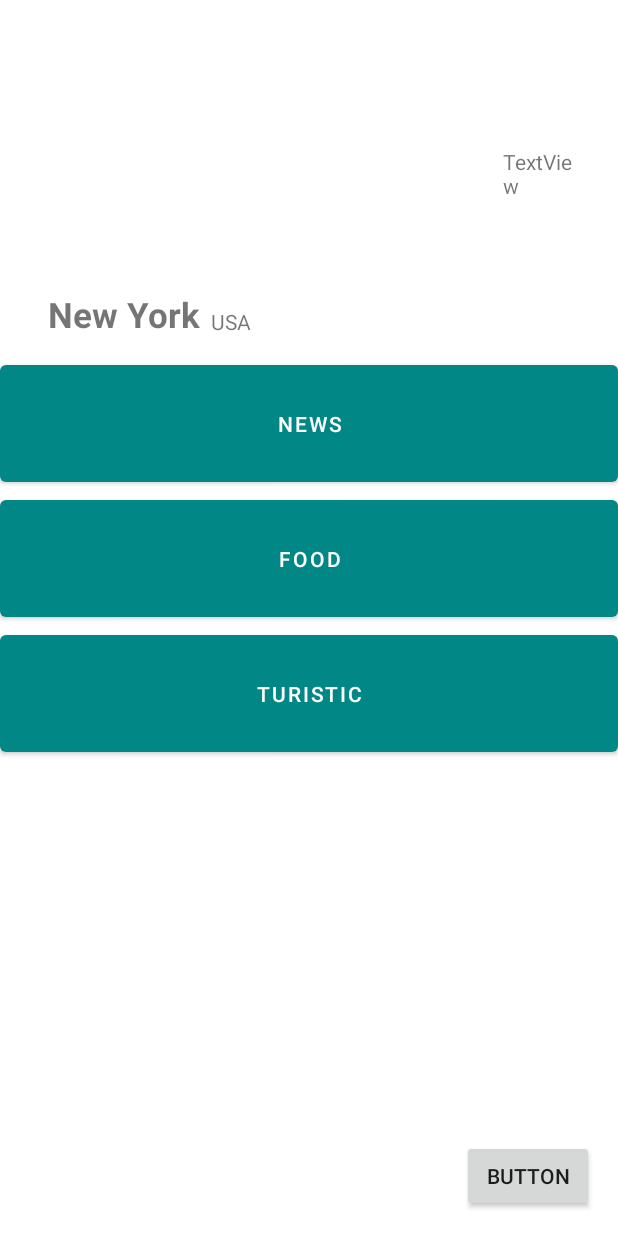
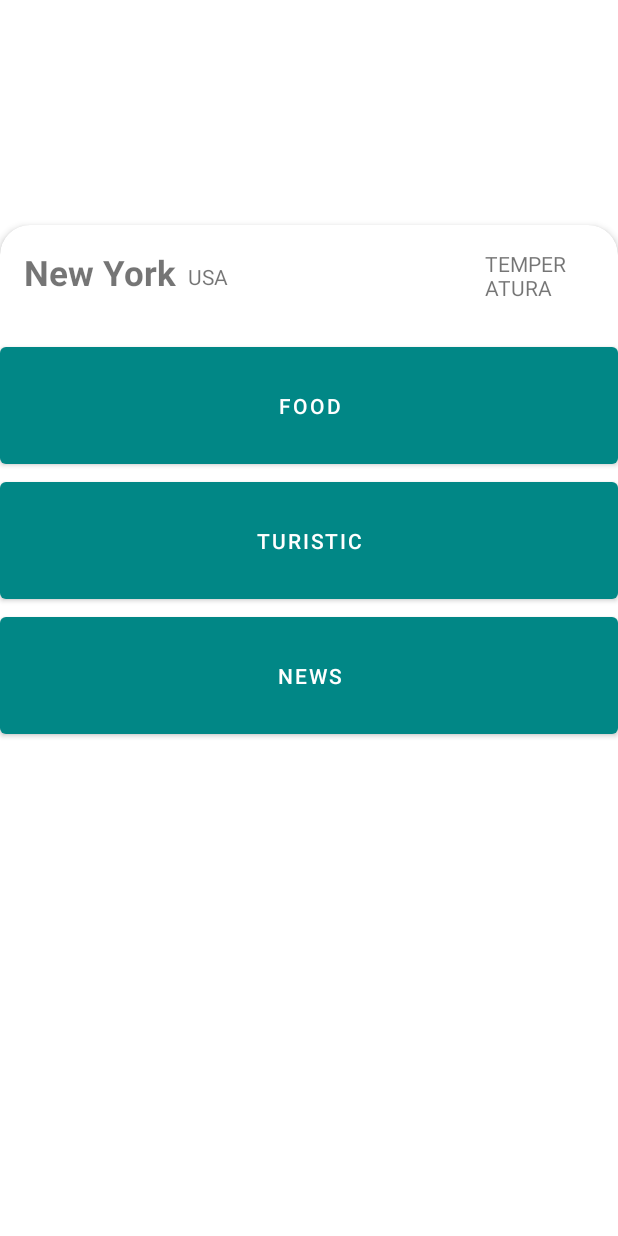
Before and after one commit to rikygino/TravelSombrero, an Android app: the DetailsOfTripActivity screen opened directly, with no data from a screen before it, on a phone screen of 412 x 824 dp. Run offline under Robolectric (Android 15) with nearby library versions, the phone set to English and light mode, and no system bars.

Commit message:
RSSFeeds improved

```diff
--- a/TravelSombrero-master/app/src/main/AndroidManifest.xml
+++ b/TravelSombrero-master/app/src/main/AndroidManifest.xml
@@ -20,9 +20,6 @@
                 <category android:name="android.intent.category.LAUNCHER" />
             </intent-filter>
         </activity>
-        <activity
-            android:name=".ItemActivity"
-            android:exported="true" />
         <activity
             android:name=".TuristicActivity"
             android:exported="true" />
--- a/TravelSombrero-master/app/src/main/java/com/art/travelsombrero/LuggageFragment.kt
+++ b/TravelSombrero-master/app/src/main/java/com/art/travelsombrero/LuggageFragment.kt
@@ -163,7 +163,6 @@
     }
 
     private fun saveObjectOnDB(tripname: String, mDialogView: View) {
-
         val objectname = mDialogView.findViewById<EditText>(R.id.ObjectNameEditText).text.toString()
         val am = mDialogView.findViewById<EditText>(R.id.AmountEditText).text.toString()
         bool=true
@@ -183,6 +182,6 @@
                 .addOnFailureListener {
                 }
         }
+    }
 
-    }
 }
--- a/TravelSombrero-master/app/src/main/res/layout/activity_details_of_trip.xml
+++ b/TravelSombrero-master/app/src/main/res/layout/activity_details_of_trip.xml
@@ -1,75 +1,88 @@
 <?xml version="1.0" encoding="utf-8"?>
-<androidx.constraintlayout.widget.ConstraintLayout xmlns:android="http://schemas.android.com/apk/res/android"
+<LinearLayout
+    xmlns:android="http://schemas.android.com/apk/res/android"
     xmlns:app="http://schemas.android.com/apk/res-auto"
     xmlns:tools="http://schemas.android.com/tools"
-    android:id="@+id/NextButton"
     android:layout_width="match_parent"
     android:layout_height="match_parent"
-    tools:context=".DetailsOfTripActivity">
+    android:orientation="vertical">
 
         <ImageView
             android:id="@+id/city_image"
-        android:layout_width="413dp"
-        android:layout_height="172dp"
+            android:layout_width="match_parent"
+            android:layout_height="170dp"
             android:adjustViewBounds="true"
             android:scaleType="centerCrop"
+            android:translationZ="-1dp"
             app:layout_constraintEnd_toEndOf="parent"
             app:layout_constraintHorizontal_bias="1.0"
             app:layout_constraintStart_toStartOf="parent"
             app:layout_constraintTop_toTopOf="parent" />
 
-    <TextView
-        android:id="@+id/textView"
-        android:layout_width="70dp"
-        android:layout_height="70dp"
-        android:background="@drawable/rounded_temp_trip"
-        android:padding="10dp"
-        android:text="TextView"
-        app:layout_constraintBottom_toBottomOf="@+id/city_image"
+        <androidx.cardview.widget.CardView
+            android:layout_width="match_parent"
+            android:layout_height="match_parent"
+            android:layout_marginTop="-20dp"
+            android:translationZ="1dp"
+            app:cardCornerRadius="20dp"
+            android:layout_marginBottom="-40dp"
+            app:layout_constraintBottom_toBottomOf="parent"
             app:layout_constraintEnd_toEndOf="parent"
-        app:layout_constraintHorizontal_bias="0.951"
+            app:layout_constraintHorizontal_bias="0.0"
             app:layout_constraintStart_toStartOf="parent"
             app:layout_constraintTop_toTopOf="parent"
-        app:layout_constraintVertical_bias="0.862" />
+            app:layout_constraintVertical_bias="1.0">
 
+            <LinearLayout
+                android:layout_width="match_parent"
+                android:layout_height="518dp"
+                android:orientation="vertical">
+
+
+                <androidx.constraintlayout.widget.ConstraintLayout
+                    android:layout_width="match_parent"
+                    android:layout_height="wrap_content">
 
                     <TextView
                         android:id="@+id/city_name"
                         android:layout_width="wrap_content"
                         android:layout_height="wrap_content"
-        android:layout_marginStart="32dp"
+                        android:layout_margin="16dp"
+                        android:layout_marginStart="16dp"
                         android:text="New York"
                         android:textSize="23dp"
                         android:textStyle="bold"
                         app:layout_constraintBottom_toBottomOf="parent"
                         app:layout_constraintStart_toStartOf="parent"
-        app:layout_constraintTop_toBottomOf="@+id/city_image"
-        app:layout_constraintVertical_bias="0.035" />
+                        app:layout_constraintTop_toTopOf="parent"
+                        app:layout_constraintVertical_bias="0.235" />
+
+                    <TextView
+                        android:id="@+id/textView"
+                        android:layout_width="62dp"
+                        android:layout_height="36dp"
+                        android:background="@drawable/rounded_temp_trip"
+                        android:text="TEMPERATURA"
+                        app:layout_constraintBottom_toBottomOf="parent"
+                        app:layout_constraintEnd_toEndOf="parent"
+                        app:layout_constraintHorizontal_bias="0.865"
+                        app:layout_constraintStart_toEndOf="@+id/state_name"
+                        app:layout_constraintTop_toTopOf="parent"
+                        app:layout_constraintVertical_bias="0.592" />
 
                     <TextView
                         android:id="@+id/state_name"
                         android:layout_width="wrap_content"
                         android:layout_height="wrap_content"
-        android:layout_marginLeft="7dp"
-        android:layout_marginBottom="60dp"
+                        android:layout_marginStart="8dp"
+                        android:layout_marginTop="17dp"
                         android:text="USA"
                         app:layout_constraintBottom_toBottomOf="parent"
-        app:layout_constraintEnd_toEndOf="parent"
-        app:layout_constraintHorizontal_bias="0.0"
                         app:layout_constraintStart_toEndOf="@+id/city_name"
-        app:layout_constraintTop_toBottomOf="@+id/city_image"
-        app:layout_constraintVertical_bias="0.057" />
+                        app:layout_constraintTop_toTopOf="parent"
+                        app:layout_constraintVertical_bias="0.265" />
 
-    <android.widget.Button
-        android:id="@+id/next_button"
-        android:layout_width="wrap_content"
-        android:layout_height="wrap_content"
-        android:layout_marginBottom="16dp"
-        android:text="Button"
-        app:layout_constraintBottom_toBottomOf="parent"
-        app:layout_constraintEnd_toEndOf="parent"
-        app:layout_constraintHorizontal_bias="0.95"
-        app:layout_constraintStart_toStartOf="parent" />
+                </androidx.constraintlayout.widget.ConstraintLayout>
 
                 <LinearLayout
                     android:layout_width="match_parent"
@@ -83,12 +96,6 @@
 
 
                     <Button
-            android:id="@+id/NewsButton"
-            android:layout_width="match_parent"
-            android:layout_height="90dp"
-            android:text="News" />
-
-        <Button
                         android:id="@+id/FoodButton"
                         android:layout_width="match_parent"
                         android:layout_height="90dp"
@@ -99,7 +106,26 @@
                         android:layout_width="match_parent"
                         android:layout_height="90dp"
                         android:text="Turistic" />
+
+                    <Button
+                        android:id="@+id/NewsButton"
+                        android:layout_width="match_parent"
+                        android:layout_height="90dp"
+                        android:text="News" />
                 </LinearLayout>
 
+                <android.widget.Button
+                    android:id="@+id/next_button"
+                    android:layout_width="wrap_content"
+                    android:layout_height="wrap_content"
+                    android:layout_marginBottom="16dp"
+                    android:text="Button"
+                    app:layout_constraintBottom_toBottomOf="parent"
+                    app:layout_constraintEnd_toEndOf="parent"
+                    app:layout_constraintHorizontal_bias="0.95"
+                    app:layout_constraintStart_toStartOf="parent" />
+            </LinearLayout>
 
-</androidx.constraintlayout.widget.ConstraintLayout>
+        </androidx.cardview.widget.CardView>
+
+</LinearLayout>
```
Also changed, not shown: TravelSombrero-master/app/src/main/java/com/art/travelsombrero/FoodActivity.java (+19 -18 lines), TravelSombrero-master/app/src/main/java/com/art/travelsombrero/ItemActivity.java (deleted, +0 -61 lines), TravelSombrero-master/app/src/main/java/com/art/travelsombrero/NewsActivity.java (+18 -16 lines), TravelSombrero-master/app/src/main/java/com/art/travelsombrero/TuristicActivity.java (+19 -19 lines), TravelSombrero-master/app/src/main/res/layout/activity_item.xml (deleted, +0 -53 lines), TravelSombrero-master/app/src/main/res/layout/listview_item.xml (+11 -0 lines). Lines whose indentation alone changed are shown as unchanged.
